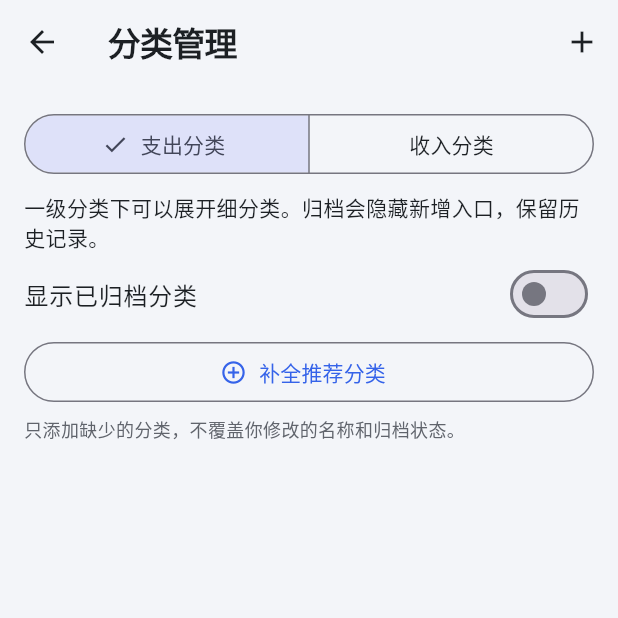
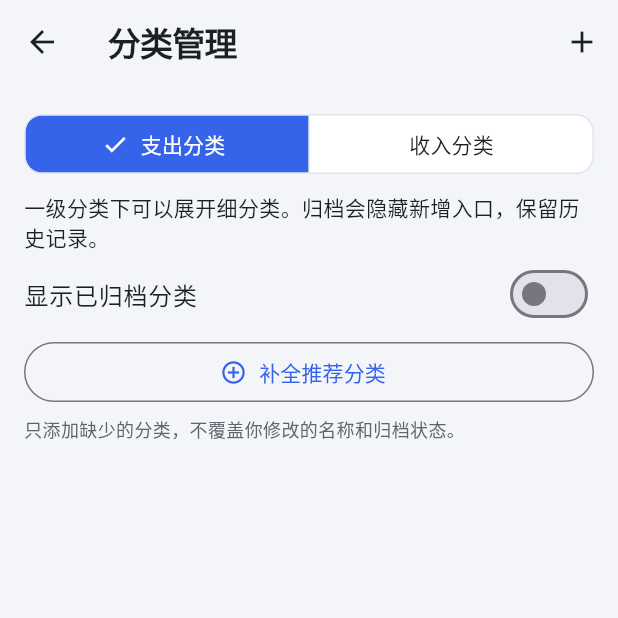
Before and after one commit to yuminhang666-oss/PocketFlow, a Flutter app: the CategoriesPage screen opened directly with empty values, on a phone screen of 412 x 824 dp, the top half of it. Run offline on Flutter 3.47's test engine with Material 3 defaults, Android fonts, the phone set to English and light mode, and no system bars; our stand-ins replace drift, drift_flutter, fl_chart, flutter_riverpod; accounts and stored records are empty; generated files the repository leaves out were written again.

Commit message:
fix: align light dark and glass theme semantics

```diff
--- a/lib/app/theme/pocketflow_theme.dart
+++ b/lib/app/theme/pocketflow_theme.dart
@@ -16,11 +16,18 @@ abstract final class PocketFlowTheme {
     final dark = brightness == Brightness.dark;
     final scheme = base.colorScheme.copyWith(
       primary: dark ? const Color(0xFF94C5FF) : primary,
+      secondary: dark ? const Color(0xFF94C5FF) : primary,
       surface: dark ? const Color(0xFF1D3045) : const Color(0xFFF8FCFF),
       primaryContainer: dark
           ? const Color(0xFF243D59)
           : const Color(0xFFE6F2FF),
+      secondaryContainer: dark
+          ? const Color(0xFF243D59)
+          : const Color(0xFFE6F2FF),
       onPrimaryContainer: dark
+          ? const Color(0xFFE0EDFC)
+          : const Color(0xFF20364D),
+      onSecondaryContainer: dark
           ? const Color(0xFFE0EDFC)
           : const Color(0xFF20364D),
       onSurface: dark ? const Color(0xFFF1F6FC) : const Color(0xFF172B40),
@@ -39,6 +46,7 @@ abstract final class PocketFlowTheme {
         },
       ),
       colorScheme: scheme,
+      segmentedButtonTheme: _segments(scheme),
       scaffoldBackgroundColor: Colors.transparent,
       appBarTheme: base.appBarTheme.copyWith(
         backgroundColor: Colors.transparent,
@@ -76,6 +84,8 @@ abstract final class PocketFlowTheme {
         ).copyWith(
           primary: dark ? const Color(0xFFADBFFF) : primary,
           onPrimary: dark ? const Color(0xFF14224B) : Colors.white,
+          secondary: dark ? const Color(0xFFADBFFF) : primary,
+          onSecondary: dark ? const Color(0xFF14224B) : Colors.white,
           surface: dark ? const Color(0xFF1C1F28) : Colors.white,
           onSurface: dark ? const Color(0xFFF0F2F8) : const Color(0xFF1C2024),
           onSurfaceVariant: dark
@@ -83,6 +93,8 @@ abstract final class PocketFlowTheme {
               : const Color(0xFF60646C),
           primaryContainer: dark ? heroDark : heroLight,
           onPrimaryContainer: dark ? const Color(0xFFD6E1FF) : onHero,
+          secondaryContainer: dark ? heroDark : heroLight,
+          onSecondaryContainer: dark ? const Color(0xFFD6E1FF) : onHero,
           outlineVariant: dark
               ? const Color(0xFF353A48)
               : const Color(0xFFE3E7EF),
@@ -98,6 +110,7 @@ abstract final class PocketFlowTheme {
         },
       ),
       scaffoldBackgroundColor: background,
+      segmentedButtonTheme: _segments(scheme),
       appBarTheme: AppBarTheme(
         backgroundColor: background,
         foregroundColor: scheme.onSurface,
@@ -212,4 +225,26 @@ abstract final class PocketFlowTheme {
       ),
     );
   }
+
+  static SegmentedButtonThemeData _segments(ColorScheme scheme) =>
+      SegmentedButtonThemeData(
+        style: ButtonStyle(
+          backgroundColor: WidgetStateProperty.resolveWith(
+            (states) => states.contains(WidgetState.selected)
+                ? scheme.primary
+                : scheme.surface,
+          ),
+          foregroundColor: WidgetStateProperty.resolveWith(
+            (states) => states.contains(WidgetState.selected)
+                ? scheme.onPrimary
+                : scheme.onSurface,
+          ),
+          side: WidgetStatePropertyAll(
+            BorderSide(color: scheme.outlineVariant),
+          ),
+          shape: WidgetStatePropertyAll(
+            RoundedRectangleBorder(borderRadius: BorderRadius.circular(12)),
+          ),
+        ),
+      );
 }
--- a/lib/features/settings/presentation/categories_page.dart
+++ b/lib/features/settings/presentation/categories_page.dart
@@ -209,7 +209,7 @@ class _CategoriesPageState extends State<CategoriesPage> {
     Widget tile(Category c, {bool root = false, int? index}) => ListTile(
       leading: Icon(
         categoryIcon(c.id, widget.categories),
-        color: categoryColor(c.id, widget.categories),
+        color: identityColor(context, c.id, widget.categories),
       ),
       title: Text(localizedCategoryName(context, c)),
       subtitle: c.isArchived ? Text(tr(context, "已归档，历史账单仍保留")) : null,
@@ -310,7 +310,11 @@ class _CategoriesPageState extends State<CategoriesPage> {
                   title: Text(localizedCategoryName(context, roots[i])),
                   leading: Icon(
                     categoryIcon(roots[i].id, widget.categories),
-                    color: categoryColor(roots[i].id, widget.categories),
+                    color: identityColor(
+                      context,
+                      roots[i].id,
+                      widget.categories,
+                    ),
                   ),
                   children: [
                     tile(roots[i], root: true, index: i),
--- a/lib/features/statistics/presentation/statistics_page.dart
+++ b/lib/features/statistics/presentation/statistics_page.dart
@@ -217,7 +217,8 @@ class _StatisticsPageState extends State<StatisticsPage> {
                                               data.categories,
                                             ),
                                             size: 20,
-                                            color: categoryColor(
+                                            color: identityColor(
+                                              context,
                                               c.categoryId,
                                               data.categories,
                                             ),
@@ -242,7 +243,8 @@ class _StatisticsPageState extends State<StatisticsPage> {
                                         value: c.amount.fen / total.fen,
                                         minHeight: 5,
                                         borderRadius: BorderRadius.circular(5),
-                                        color: categoryColor(
+                                        color: identityColor(
+                                          context,
                                           c.categoryId,
                                           data.categories,
                                         ),
--- a/lib/shared/widgets/entry_tile.dart
+++ b/lib/shared/widgets/entry_tile.dart
@@ -193,7 +193,7 @@ class EntryTile extends StatelessWidget {
               ),
               child: Icon(
                 categoryIcon(entry.categoryId, categories),
-                color: dark ? Color.lerp(color, Colors.white, .4) : color,
+                color: identityColor(context, entry.categoryId, categories),
                 size: 22,
               ),
             ),
```
Also changed, not shown: lib/app/theme/frosted_glass.dart (+0 -7 lines), lib/features/entry_editor/presentation/widgets/category_selector.dart (+7 -2 lines), lib/features/statistics/presentation/fl_chart_widgets.dart (+6 -2 lines), 8 other files.
